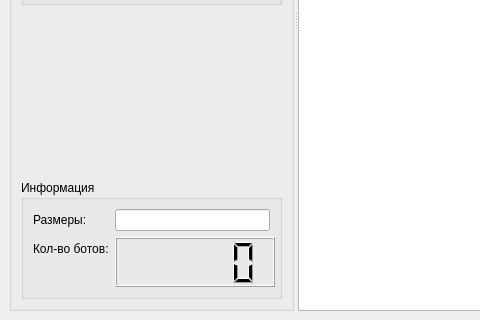
First picture: the form in mainwindow.ui, repository TomasGlgg/QGenetic, before the edit; both pictures show x 0 to 480 and y 280 to 600 of the 800 by 600 pixel window.
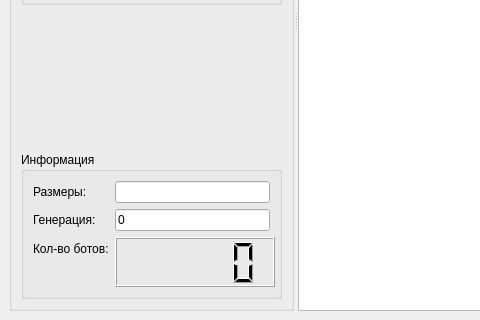
Second picture: the form after the edit.

Patch:
```diff
--- a/mainwindow.ui
+++ b/mainwindow.ui
@@ -175,23 +175,43 @@
              </property>
             </widget>
            </item>
-           <item row="1" column="1">
-            <widget class="QLCDNumber" name="lcdNumber">
+           <item row="2" column="1">
+            <widget class="QLCDNumber" name="botLen">
              <property name="minimumSize">
               <size>
                <width>160</width>
                <height>50</height>
               </size>
              </property>
+             <property name="intValue" stdset="0">
+              <number>0</number>
+             </property>
             </widget>
            </item>
-           <item row="1" column="0">
+           <item row="2" column="0">
             <widget class="QLabel" name="label_5">
              <property name="text">
               <string>Кол-во ботов:</string>
              </property>
             </widget>
            </item>
+           <item row="1" column="0">
+            <widget class="QLabel" name="label_6">
+             <property name="text">
+              <string>Генерация:</string>
+             </property>
+            </widget>
+           </item>
+           <item row="1" column="1">
+            <widget class="QLineEdit" name="generation">
+             <property name="text">
+              <string>0</string>
+             </property>
+             <property name="readOnly">
+              <bool>true</bool>
+             </property>
+            </widget>
+           </item>
           </layout>
          </widget>
         </item>
```
